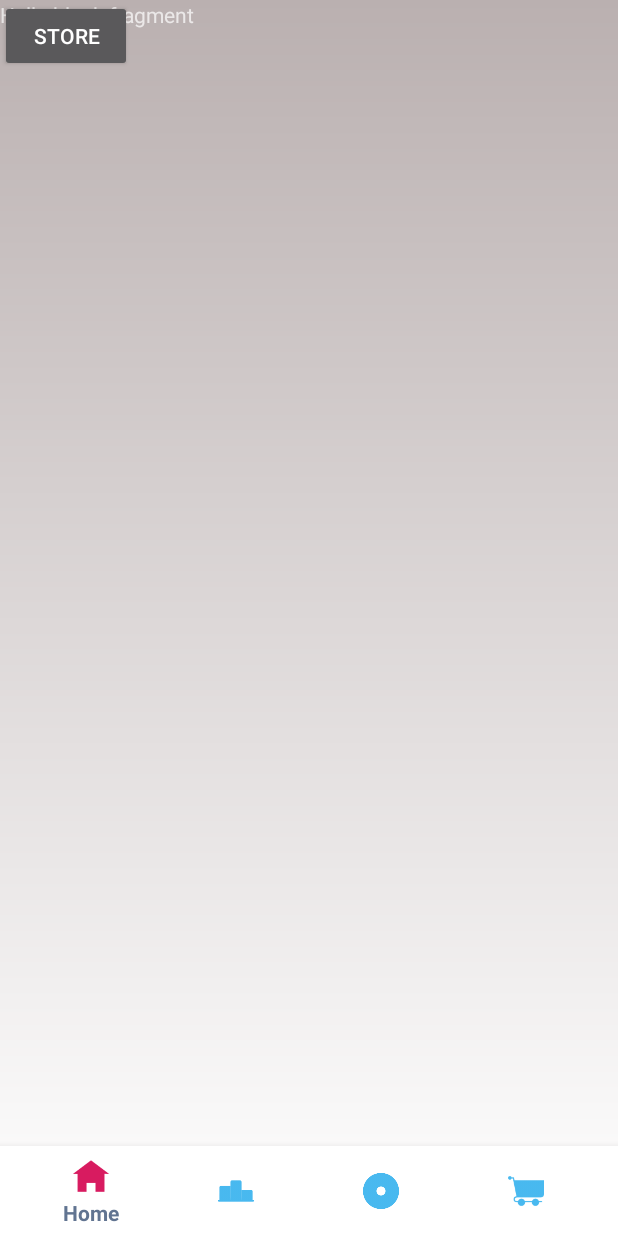
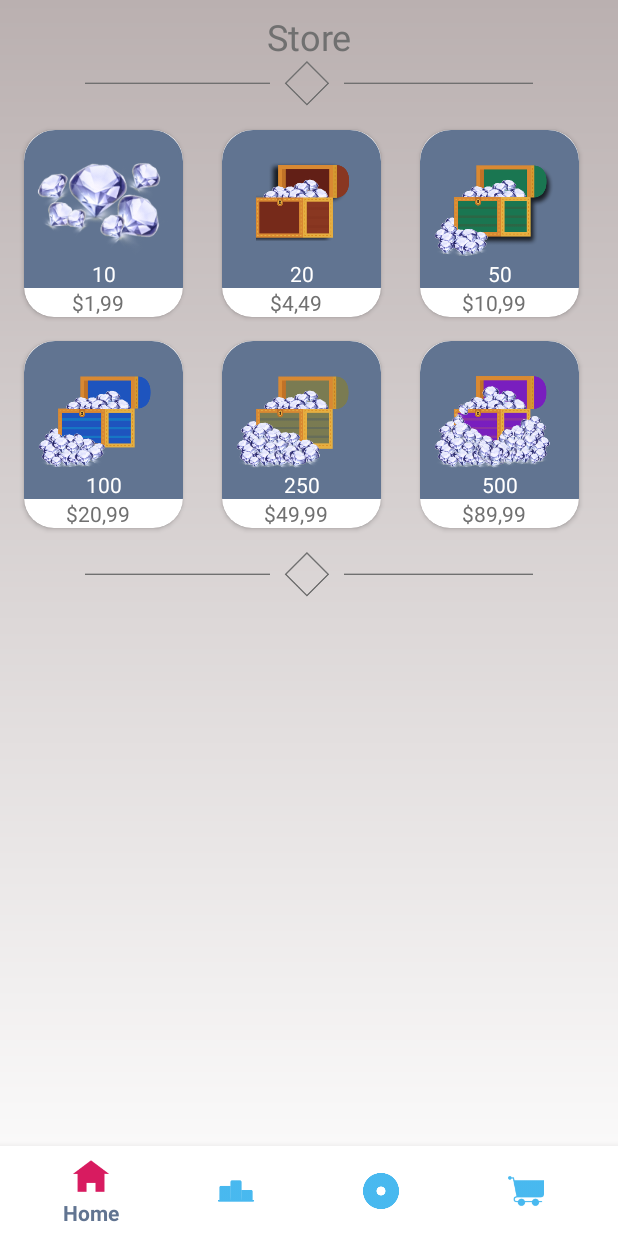
Before and after one commit to burakozyurt/SWars, an Android app: the fragment StoreFragment placed in its activity, on a phone screen of 412 x 824 dp. Run offline under Robolectric (Android 15) with nearby library versions, the phone set to English and light mode, and no system bars.

Commit message:
Store Fragment updated

```diff
--- a/app/build.gradle
+++ b/app/build.gradle
@@ -26,6 +26,12 @@ dependencies {
     implementation fileTree(dir: 'libs', include: ['*.jar'])
     implementation "org.jetbrains.kotlin:kotlin-stdlib-jdk7:$kotlin_version"
     implementation 'com.android.support.constraint:constraint-layout:1.1.3'
+    implementation 'com.android.support:appcompat-v7:28.0.0'
+    implementation 'com.android.support:design:28.0.0'
+    implementation 'com.android.support:recyclerview-v7:28.0.0'
+    implementation 'com.android.support:cardview-v7:28.0.0'
+    implementation 'com.android.support:support-v4:28.0.0'
+    implementation 'de.hdodenhof:circleimageview:2.2.0'
     testImplementation 'junit:junit:4.12'
     androidTestImplementation 'com.android.support.test:runner:1.0.2'
     androidTestImplementation 'com.android.support.test.espresso:espresso-core:3.0.2'
--- a/app/src/main/java/com/app/selfiewars/selfiewars/MainActivity.java
+++ b/app/src/main/java/com/app/selfiewars/selfiewars/MainActivity.java
@@ -30,8 +30,6 @@ public class MainActivity extends AppCompatActivity {
         setContentView(R.layout.activity_main);
         define();
         setFrameLayout();
-        Intent i = new Intent(this,GuessItActivity.class);
-        startActivity(i);
        // intentAlma();
 
     }
--- /dev/null
+++ b/app/src/main/java/com/app/selfiewars/selfiewars/StoreDiamond.java
@@ -0,0 +1,41 @@
+package com.app.selfiewars.selfiewars;
+
+public class StoreDiamond {
+
+    String diamondValueNumber;
+    String diamondPrice;
+    int diamondImage;
+
+    public StoreDiamond() {
+    }
+    public StoreDiamond(String diamondValueNumber, String diamondPrice, int diamondImage) {
+        this.diamondValueNumber = diamondValueNumber;
+        this.diamondPrice = diamondPrice;
+        this.diamondImage = diamondImage;
+    }
+
+    public String getDiamondValueNumber() {
+        return diamondValueNumber;
+    }
+
+    public void setDiamondValueNumber(String diamondValueNumber) {
+        this.diamondValueNumber = diamondValueNumber;
+    }
+
+    public String getDiamondPrice() {
+        return diamondPrice;
+    }
+
+    public void setDiamondPrice(String diamondPrice) {
+        this.diamondPrice = diamondPrice;
+    }
+
+
+    public int getDiamondImage() {
+        return diamondImage;
+    }
+
+    public void setDiamondImage(int diamondImage) {
+        this.diamondImage = diamondImage;
+    }
+}
--- /dev/null
+++ b/app/src/main/java/com/app/selfiewars/selfiewars/StoreDiamondRecyclerViewAdapter.java
@@ -0,0 +1,60 @@
+package com.app.selfiewars.selfiewars;
+
+import android.content.Context;
+import android.support.annotation.NonNull;
+import android.support.v7.widget.RecyclerView;
+import android.view.LayoutInflater;
+import android.view.View;
+import android.view.ViewGroup;
+import android.widget.ImageView;
+import android.widget.TextView;
+
+import java.util.List;
+
+public class StoreDiamondRecyclerViewAdapter extends RecyclerView.Adapter<StoreDiamondRecyclerViewAdapter.MyVievHolder> {
+    private Context mcontext;
+    private List<StoreDiamond> mData;
+
+    public StoreDiamondRecyclerViewAdapter(Context mcontext, List<StoreDiamond> mData) {
+        this.mcontext = mcontext;
+        this.mData = mData;
+    }
+
+    @NonNull
+    @Override
+    public MyVievHolder onCreateViewHolder(@NonNull ViewGroup viewGroup, int i) {
+        View view;
+        LayoutInflater mInflater= LayoutInflater.from(mcontext);
+        view = mInflater.inflate(R.layout.store_diamond_cardview,viewGroup,false);
+        return new MyVievHolder(view);
+    }
+
+    @Override
+    public void onBindViewHolder(@NonNull MyVievHolder myVievHolder, int i) {
+        myVievHolder.diamondValueNumber.setText(mData.get(i).getDiamondValueNumber());
+        myVievHolder.diamondPrice.setText(mData.get(i).getDiamondPrice());
+        myVievHolder.diamondImage.setImageResource(mData.get(i).getDiamondImage());
+
+
+
+    }
+
+    @Override
+    public int getItemCount() {
+        return mData.size();
+    }
+
+    public static class MyVievHolder extends RecyclerView.ViewHolder{
+        TextView diamondValueNumber;
+        TextView diamondPrice;
+        ImageView diamondImage;
+
+    public MyVievHolder(@NonNull View itemView) {
+        super(itemView);
+        diamondValueNumber = itemView.findViewById(R.id.store_diamond_value_number);
+        diamondPrice = itemView.findViewById(R.id.store_diamond_price);
+        diamondImage = itemView.findViewById(R.id.store_diamond_imageview);
+    }
+}
+
+}
--- a/app/src/main/java/com/app/selfiewars/selfiewars/StoreFragment.java
+++ b/app/src/main/java/com/app/selfiewars/selfiewars/StoreFragment.java
@@ -3,16 +3,21 @@ package com.app.selfiewars.selfiewars;
 
 import android.os.Bundle;
 import android.support.v4.app.Fragment;
+import android.support.v7.widget.GridLayoutManager;
+import android.support.v7.widget.RecyclerView;
 import android.view.LayoutInflater;
 import android.view.View;
 import android.view.ViewGroup;
+
+import java.util.ArrayList;
+import java.util.List;
 
 
 /**
  * A simple {@link Fragment} subclass.
  */
 public class StoreFragment extends Fragment {
-
+    List<StoreDiamond> storeDiamondList;
 
     public StoreFragment() {
         // Required empty public constructor
@@ -23,7 +28,19 @@ public class StoreFragment extends Fragment {
     public View onCreateView(LayoutInflater inflater, ViewGroup container,
                              Bundle savedInstanceState) {
         // Inflate the layout for this fragment
-        return inflater.inflate(R.layout.fragment_store, container, false);
+        View view= inflater.inflate(R.layout.fragment_store, container, false);
+        storeDiamondList = new ArrayList<>();
+        storeDiamondList.add(new StoreDiamond("10","1,99",R.drawable.diamond10));
+        storeDiamondList.add(new StoreDiamond("20","4,49",R.drawable.diamond20));
+        storeDiamondList.add(new StoreDiamond("50","10,99",R.drawable.diamond50));
+        storeDiamondList.add(new StoreDiamond("100","20,99",R.drawable.diamond100));
+        storeDiamondList.add(new StoreDiamond("250","49,99",R.drawable.diamond250));
+        storeDiamondList.add(new StoreDiamond("500","89,99",R.drawable.diamond500));
+        RecyclerView storeDiamondRcyView = view.findViewById(R.id.store_recyclerview_diamond);
+        StoreDiamondRecyclerViewAdapter storeRcycView =  new StoreDiamondRecyclerViewAdapter(getContext(),storeDiamondList);
+        storeDiamondRcyView.setLayoutManager(new GridLayoutManager(getContext(),3));
+        storeDiamondRcyView.setAdapter(storeRcycView);
+        return view;
     }
 
 }
--- /dev/null
+++ b/app/src/main/res/drawable/store_cardview_background.xml
@@ -0,0 +1,17 @@
+<?xml version="1.0" encoding="utf-8"?>
+<shape android:shape="rectangle" xmlns:android="http://schemas.android.com/apk/res/android">
+        <stroke
+                android:width="2dp"
+                android:color="@color/diamond_background"/>
+
+        <solid
+                android:color="@color/diamond_background"/>
+        <corners
+            android:topLeftRadius="20dp"
+        android:topRightRadius="20dp"/>
+        <size
+            android:width="15dp"
+            android:height="10dp"/>
+
+
+</shape>
--- a/app/src/main/res/layout/fragment_store.xml
+++ b/app/src/main/res/layout/fragment_store.xml
@@ -1,18 +1,57 @@
 <?xml version="1.0" encoding="utf-8"?>
 <FrameLayout xmlns:android="http://schemas.android.com/apk/res/android"
-             xmlns:tools="http://schemas.android.com/tools"
+             xmlns:app="http://schemas.android.com/apk/res-auto" xmlns:tools="http://schemas.android.com/tools"
              android:layout_width="match_parent"
              android:layout_height="match_parent"
              tools:context=".StoreFragment">
 
     <!-- TODO: Update blank fragment layout -->
-    <TextView
+
+    <RelativeLayout
             android:layout_width="match_parent"
-            android:layout_height="match_parent"
-            android:text="@string/hello_blank_fragment"/>
-    <Button
-            android:text="Store"
-            android:layout_width="wrap_content"
-            android:layout_height="wrap_content" android:id="@+id/button4"/>
+            android:layout_height="match_parent">
 
+        <android.support.constraint.ConstraintLayout
+                android:layout_width="match_parent"
+                android:layout_height="match_parent" android:layout_alignParentStart="true"
+                android:layout_marginStart="0dp" android:layout_alignParentTop="true" android:layout_marginTop="0dp">
+
+            <TextView
+                    android:textSize="24sp"
+                    android:textColor="@color/textcolor"
+                    android:text="@string/store"
+                    android:layout_width="wrap_content"
+                    android:layout_height="wrap_content" android:id="@+id/textView11"
+                    android:layout_marginTop="8dp"
+                    app:layout_constraintTop_toTopOf="parent"
+                    app:layout_constraintEnd_toEndOf="parent"
+                    app:layout_constraintStart_toStartOf="parent"/>
+            <ImageView
+                    android:src="@drawable/line"
+                    android:layout_width="wrap_content"
+                    android:layout_height="30dp" android:id="@+id/imageView12"
+                    app:layout_constraintTop_toBottomOf="@+id/textView11"
+                    app:layout_constraintEnd_toEndOf="parent" app:layout_constraintStart_toStartOf="parent"/>
+            <LinearLayout
+                    android:orientation="vertical"
+                    android:layout_width="match_parent"
+                    android:layout_height="wrap_content"
+                    app:layout_constraintStart_toStartOf="parent" app:layout_constraintEnd_toEndOf="parent"
+                    android:layout_marginStart="8dp" android:layout_marginEnd="8dp"
+                    android:layout_marginTop="8dp" app:layout_constraintTop_toBottomOf="@+id/imageView12"
+                    android:id="@+id/linearLayout3">
+                <android.support.v7.widget.RecyclerView
+
+                        android:layout_width="match_parent"
+                        android:layout_height="match_parent" android:id="@+id/store_recyclerview_diamond"/>
+            </LinearLayout>
+            <ImageView
+                    android:src="@drawable/line"
+                    android:layout_width="wrap_content"
+                    android:layout_height="30dp"
+                    android:id="@+id/imageView14" android:layout_marginTop="8dp"
+                    app:layout_constraintTop_toBottomOf="@+id/linearLayout3"
+                    app:layout_constraintStart_toStartOf="parent" app:layout_constraintEnd_toEndOf="parent"/>
+        </android.support.constraint.ConstraintLayout>
+    </RelativeLayout>
 </FrameLayout>
--- /dev/null
+++ b/app/src/main/res/layout/store_diamond_cardview.xml
@@ -0,0 +1,59 @@
+<?xml version="1.0" encoding="utf-8"?>
+<android.support.v7.widget.CardView xmlns:android="http://schemas.android.com/apk/res/android"
+                                    xmlns:app="http://schemas.android.com/apk/res-auto"
+                                    xmlns:tools="http://schemas.android.com/tools" android:layout_width="wrap_content"
+                                    android:layout_height="wrap_content" app:cardCornerRadius="20dp"
+                                    app:cardBackgroundColor="@color/background" android:layout_margin="8dp">
+
+    <android.support.constraint.ConstraintLayout
+            android:layout_width="wrap_content"
+            android:layout_height="wrap_content">
+
+        <android.support.constraint.ConstraintLayout
+                android:layout_width="wrap_content"
+                android:layout_height="wrap_content"
+                android:background="@drawable/store_cardview_background" android:id="@+id/constraintLayout"
+                app:layout_constraintEnd_toEndOf="parent"
+                app:layout_constraintStart_toStartOf="parent"
+                app:layout_constraintTop_toTopOf="parent">
+
+            <ImageView
+                    android:layout_width="90dp"
+                    android:layout_height="90dp" app:srcCompat="@drawable/diamond20"
+                    android:id="@+id/store_diamond_imageview" app:layout_constraintStart_toStartOf="parent"
+                    android:layout_marginStart="8dp"
+                    app:layout_constraintTop_toTopOf="parent" app:layout_constraintEnd_toEndOf="parent"
+                    android:layout_marginEnd="8dp" app:layout_constraintHorizontal_bias="0.0"
+                    android:layout_marginTop="5dp"
+            />
+            <TextView
+                    android:text="0"
+                    android:textColor="@color/background"
+                    android:layout_width="wrap_content"
+                    android:layout_height="wrap_content" android:id="@+id/store_diamond_value_number"
+                    app:layout_constraintEnd_toEndOf="@+id/store_diamond_imageview"
+                    app:layout_constraintStart_toStartOf="@+id/store_diamond_imageview"
+                    android:layout_marginTop="8dp" app:layout_constraintTop_toBottomOf="@+id/store_diamond_imageview"
+                    app:layout_constraintBottom_toBottomOf="@+id/store_diamond_imageview"/>
+        </android.support.constraint.ConstraintLayout>
+        <TextView
+                android:text="1,99"
+                android:textColor="@color/textcolor"
+                android:layout_width="wrap_content"
+                android:layout_height="wrap_content"
+                android:id="@+id/store_diamond_price"
+                app:layout_constraintTop_toBottomOf="@+id/constraintLayout"
+                app:layout_constraintStart_toStartOf="parent" app:layout_constraintEnd_toEndOf="parent"
+                app:layout_constraintBottom_toBottomOf="parent"/>
+        <TextView
+                android:text="@string/currency_type"
+                android:textColor="@color/textcolor"
+                android:layout_width="wrap_content"
+                android:layout_height="wrap_content"
+                android:id="@+id/store_diamond_currency_type"
+                app:layout_constraintTop_toTopOf="@+id/store_diamond_price"
+                app:layout_constraintBottom_toBottomOf="@+id/store_diamond_price"
+                app:layout_constraintVertical_bias="0.0"
+                app:layout_constraintEnd_toStartOf="@+id/store_diamond_price"/>
+    </android.support.constraint.ConstraintLayout>
+</android.support.v7.widget.CardView>
--- a/app/src/main/res/values/strings.xml
+++ b/app/src/main/res/values/strings.xml
@@ -24,6 +24,7 @@
     <string name="ranking_value">Ranking :#</string>
     <string name="announcement_title">This week\'s award</string>
     <string name="announcement_description">The prize is waiting for the winner of the week!</string>
+    <string name="currency_type">$</string>
 
 
 </resources>
```
Also changed, not shown: app/src/main/res/drawable/diamond10.png (added), app/src/main/res/drawable/diamond100.png (added), app/src/main/res/drawable/diamond20.png (added), app/src/main/res/drawable/diamond250.png (added), app/src/main/res/drawable/diamond50.png (added), app/src/main/res/drawable/diamond500.png (added).
